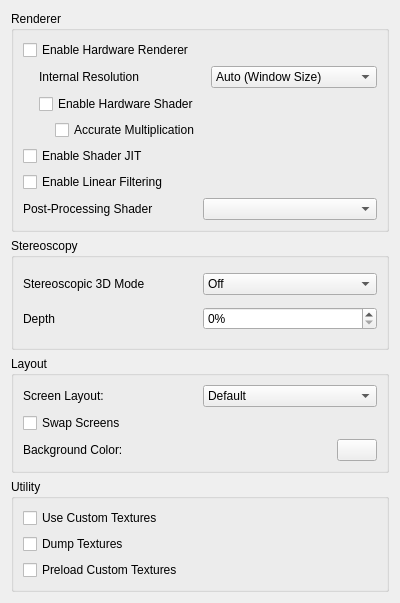
Above: src/citra_qt/configuration/configure_graphics.ui from PabloMK7/citra before the change. Below: the same form after it.
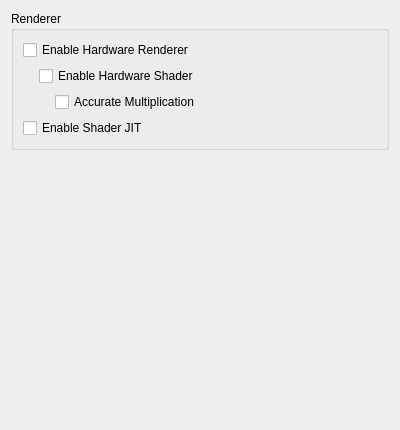
That is the form after the change.

Commit message: reorder graphics tab, move speed to general

Diff of the .ui file:
```diff
--- a/src/citra_qt/configuration/configure_graphics.ui
+++ b/src/citra_qt/configuration/configure_graphics.ui
@@ -7,9 +7,15 @@
     <x>0</x>
     <y>0</y>
     <width>400</width>
-    <height>603</height>
+    <height>430</height>
    </rect>
   </property>
+  <property name="minimumSize">
+   <size>
+    <width>0</width>
+    <height>0</height>
+   </size>
+  </property>
   <property name="windowTitle">
    <string>Form</string>
   </property>
@@ -45,76 +51,6 @@
          <property name="bottomMargin">
           <number>0</number>
          </property>
-         <item>
-          <layout class="QHBoxLayout" name="horizontalLayout">
-           <item>
-            <widget class="QLabel" name="label">
-             <property name="text">
-              <string>Internal Resolution</string>
-             </property>
-            </widget>
-           </item>
-           <item>
-            <widget class="QComboBox" name="resolution_factor_combobox">
-             <item>
-              <property name="text">
-               <string>Auto (Window Size)</string>
-              </property>
-             </item>
-             <item>
-              <property name="text">
-               <string>Native (400x240)</string>
-              </property>
-             </item>
-             <item>
-              <property name="text">
-               <string>2x Native (800x480)</string>
-              </property>
-             </item>
-             <item>
-              <property name="text">
-               <string>3x Native (1200x720)</string>
-              </property>
-             </item>
-             <item>
-              <property name="text">
-               <string>4x Native (1600x960)</string>
-              </property>
-             </item>
-             <item>
-              <property name="text">
-               <string>5x Native (2000x1200)</string>
-              </property>
-             </item>
-             <item>
-              <property name="text">
-               <string>6x Native (2400x1440)</string>
-              </property>
-             </item>
-             <item>
-              <property name="text">
-               <string>7x Native (2800x1680)</string>
-              </property>
-             </item>
-             <item>
-              <property name="text">
-               <string>8x Native (3200x1920)</string>
-              </property>
-             </item>
-             <item>
-              <property name="text">
-               <string>9x Native (3600x2160)</string>
-              </property>
-             </item>
-             <item>
-              <property name="text">
-               <string>10x Native (4000x2400)</string>
-              </property>
-             </item>
-            </widget>
-           </item>
-          </layout>
-         </item>
          <item>
           <widget class="QCheckBox" name="toggle_hw_shader">
            <property name="toolTip">
@@ -166,206 +102,21 @@
         </property>
        </widget>
       </item>
-      <item>
-       <widget class="QCheckBox" name="toggle_linear_filter">
-        <property name="text">
-         <string>Enable Linear Filtering</string>
-        </property>
-       </widget>
-      </item>
-      <item>
-       <layout class="QHBoxLayout" name="horizontalLayout_11">
-        <item>
-         <widget class="QLabel" name="label_2">
-          <property name="text">
-           <string>Post-Processing Shader</string>
-          </property>
-         </widget>
-        </item>
-        <item>
-         <widget class="QComboBox" name="shader_combobox"/>
-        </item>
-       </layout>
-      </item>
      </layout>
     </widget>
    </item>
    <item>
-    <widget class="QGroupBox" name="groupBox">
-     <property name="title">
-      <string>Stereoscopy</string>
+    <spacer name="verticalSpacer">
+     <property name="orientation">
+      <enum>Qt::Vertical</enum>
      </property>
-     <layout class="QVBoxLayout" name="verticalLayout_4">
-      <item>
-       <layout class="QHBoxLayout" name="horizontalLayout_5">
-        <item>
-         <widget class="QLabel" name="label_4">
-          <property name="text">
-           <string>Stereoscopic 3D Mode</string>
-          </property>
-         </widget>
-        </item>
-        <item>
-         <widget class="QComboBox" name="render_3d_combobox">
-          <item>
-           <property name="text">
-            <string>Off</string>
-           </property>
-          </item>
-          <item>
-           <property name="text">
-            <string>Side by Side</string>
-           </property>
-          </item>
-          <item>
-           <property name="text">
-            <string>Anaglyph</string>
-           </property>
-          </item>
-         </widget>
-        </item>
-       </layout>
-      </item>
-      <item>
-       <layout class="QHBoxLayout" name="horizontalLayout_7">
-        <item>
-         <widget class="QLabel" name="label_3">
-          <property name="text">
-           <string>Depth</string>
-          </property>
-         </widget>
-        </item>
-        <item>
-         <widget class="QSpinBox" name="factor_3d">
-          <property name="suffix">
-           <string>%</string>
-          </property>
-          <property name="minimum">
-           <number>0</number>
-          </property>
-          <property name="maximum">
-           <number>100</number>
-          </property>
-          <property name="value">
-           <number>0</number>
-          </property>
-         </widget>
-        </item>
-       </layout>
-      </item>
-     </layout>
-    </widget>
-   </item>
-   <item>
-    <widget class="QGroupBox" name="layoutBox">
-     <property name="title">
-      <string>Layout</string>
+     <property name="sizeHint" stdset="0">
+      <size>
+       <width>20</width>
+       <height>270</height>
+      </size>
      </property>
-     <layout class="QVBoxLayout" name="verticalLayout_3">
-      <item>
-       <layout class="QHBoxLayout" name="horizontalLayout_4">
-        <item>
-         <widget class="QLabel" name="label1">
-          <property name="text">
-           <string>Screen Layout:</string>
-          </property>
-         </widget>
-        </item>
-        <item>
-         <widget class="QComboBox" name="layout_combobox">
-          <item>
-           <property name="text">
-            <string>Default</string>
-           </property>
-          </item>
-          <item>
-           <property name="text">
-            <string>Single Screen</string>
-           </property>
-          </item>
-          <item>
-           <property name="text">
-            <string>Large Screen</string>
-           </property>
-          </item>
-          <item>
-           <property name="text">
-            <string>Side by Side</string>
-           </property>
-          </item>
-         </widget>
-        </item>
-       </layout>
-      </item>
-      <item>
-       <widget class="QCheckBox" name="swap_screen">
-        <property name="text">
-         <string>Swap Screens</string>
-        </property>
-       </widget>
-      </item>
-      <item>
-       <layout class="QHBoxLayout" name="horizontalLayout_6">
-        <item>
-         <widget class="QLabel" name="bg_label">
-          <property name="text">
-           <string>Background Color:</string>
-          </property>
-         </widget>
-        </item>
-        <item>
-         <widget class="QPushButton" name="bg_button">
-          <property name="maximumSize">
-           <size>
-            <width>40</width>
-            <height>16777215</height>
-           </size>
-          </property>
-         </widget>
-        </item>
-       </layout>
-      </item>
-     </layout>
-    </widget>
-   </item>
-   <item>
-    <widget class="QGroupBox" name="utilityBox">
-     <property name="title">
-      <string>Utility</string>
-     </property>
-     <layout class="QVBoxLayout" name="verticalLayout_4">
-      <item>
-       <widget class="QCheckBox" name="toggle_custom_textures">
-        <property name="toolTip">
-         <string>&lt;html&gt;&lt;head/&gt;&lt;body&gt;&lt;p&gt;Replace textures with PNG files.&lt;/p&gt;&lt;p&gt;Textures are loaded from load/textures/[Title ID]/.&lt;/p&gt;&lt;/body&gt;&lt;/html&gt;</string>
-        </property>
-        <property name="text">
-         <string>Use Custom Textures</string>
-        </property>
-       </widget>
-      </item>
-      <item>
-       <widget class="QCheckBox" name="toggle_dump_textures">
-        <property name="toolTip">
-         <string>&lt;html&gt;&lt;head/&gt;&lt;body&gt;&lt;p&gt;Dump textures to PNG files.&lt;/p&gt;&lt;p&gt;Textures are dumped to dump/textures/[Title ID]/.&lt;/p&gt;&lt;/body&gt;&lt;/html&gt;</string>
-        </property>
-        <property name="text">
-         <string>Dump Textures</string>
-        </property>
-       </widget>
-      </item>
-      <item>
-       <widget class="QCheckBox" name="toggle_preload_textures">
-        <property name="toolTip">
-         <string>&lt;html&gt;&lt;head/&gt;&lt;body&gt;&lt;p&gt;Load all custom textures into memory on boot, instead of loading them when the game requires them.&lt;/p&gt;&lt;/body&gt;&lt;/html&gt;</string>
-        </property>
-        <property name="text">
-         <string>Preload Custom Textures</string>
-        </property>
-       </widget>
-      </item>
-     </layout>
-    </widget>
+    </spacer>
    </item>
   </layout>
  </widget>
```
The commit also changes 9 other files.
